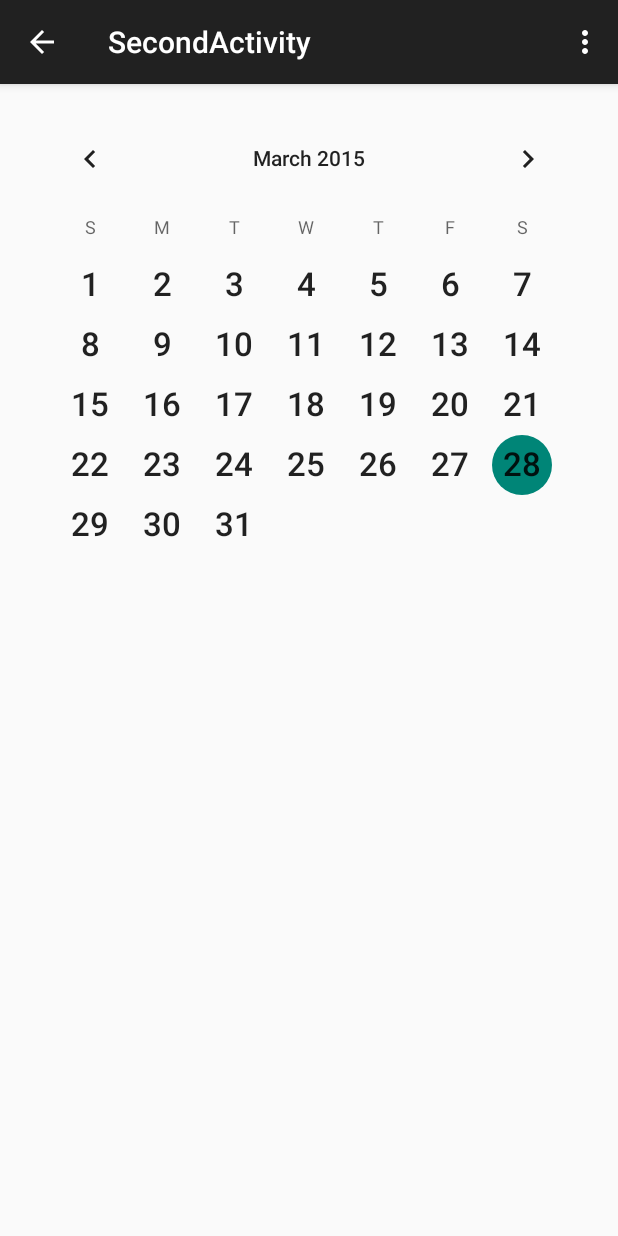
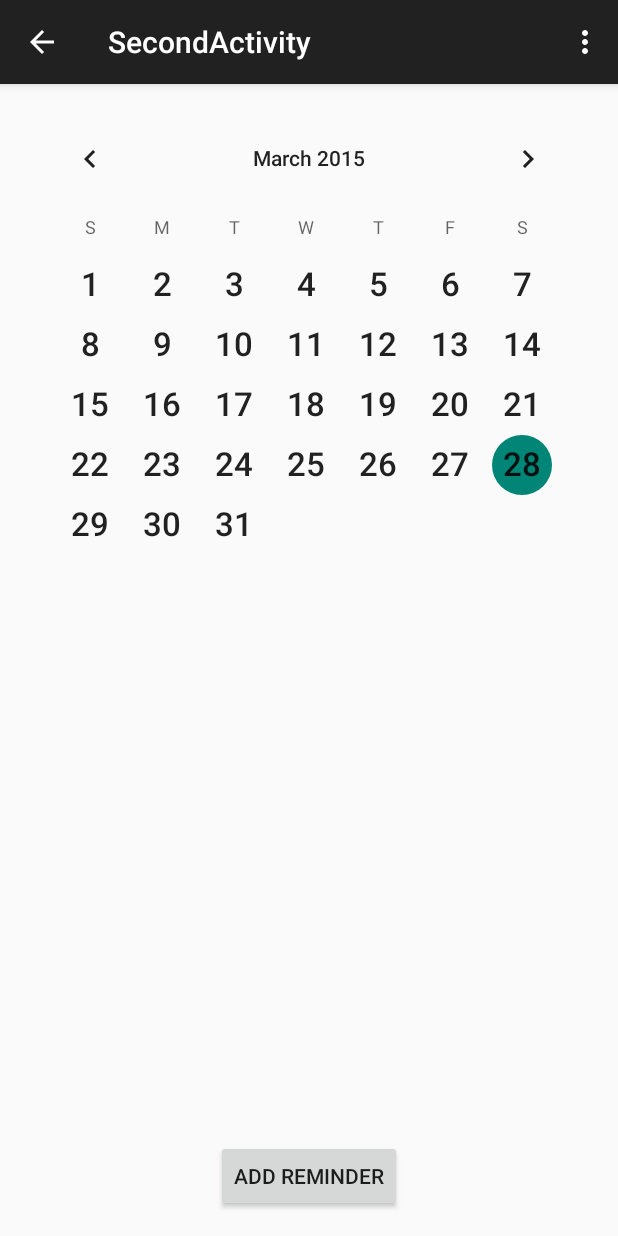
Before and after one commit to EnzanIjuin/PracticeApp, an Android app: the screen it shows after launch (SecondActivity), after a tap on "Show Calendar, Add Reminder", on a phone screen of 412 x 824 dp. Run offline under Robolectric (Android 15) with nearby library versions, the phone set to English and light mode, and no system bars.

Commit message:
Calendar Fragment

```diff
--- a/app/src/main/java/com/example/shelton/practiceapp/CalendarFragment.java
+++ b/app/src/main/java/com/example/shelton/practiceapp/CalendarFragment.java
@@ -6,12 +6,10 @@ import android.app.Fragment;
 import android.view.LayoutInflater;
 import android.view.View;
 import android.view.ViewGroup;
-import android.widget.CalendarView;
 
 
 public class CalendarFragment extends Fragment {
 
-    private CalendarView calendar;
 
     public CalendarFragment() {
         // Required empty public constructor
@@ -28,14 +26,5 @@ public class CalendarFragment extends Fragment {
     @Override
     public void onActivityCreated(Bundle savedInstanceState) {
         super.onActivityCreated(savedInstanceState);
-        initializeCalendar();
-    }
-
-    private void initializeCalendar() {
-        calendar = (CalendarView) getActivity().findViewById(R.id.calendarView);
-
-        calendar.setShowWeekNumber(false);
-
-        calendar.setFirstDayOfWeek(1);
     }
 }
--- a/app/src/main/res/layout/fragment_calendar.xml
+++ b/app/src/main/res/layout/fragment_calendar.xml
@@ -11,4 +11,11 @@
         android:layout_gravity="center_horizontal|top"
         android:showWeekNumber="false" />
 
+    <Button
+        android:layout_width="wrap_content"
+        android:layout_height="wrap_content"
+        android:text="Add Reminder"
+        android:id="@+id/b_reminder"
+        android:layout_gravity="center_horizontal|bottom" />
+
 </FrameLayout>
```
